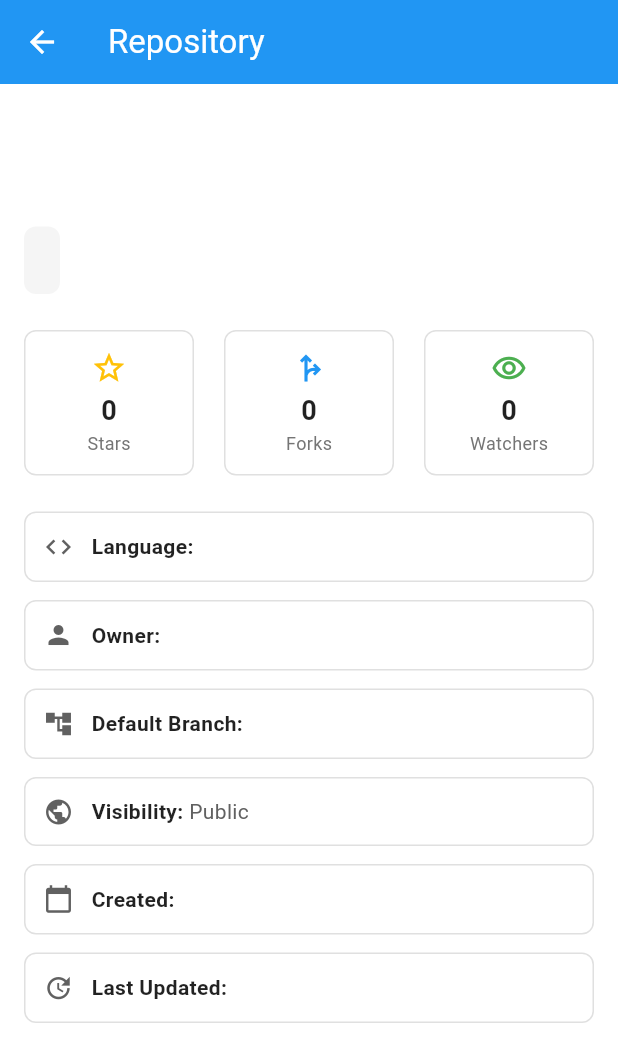
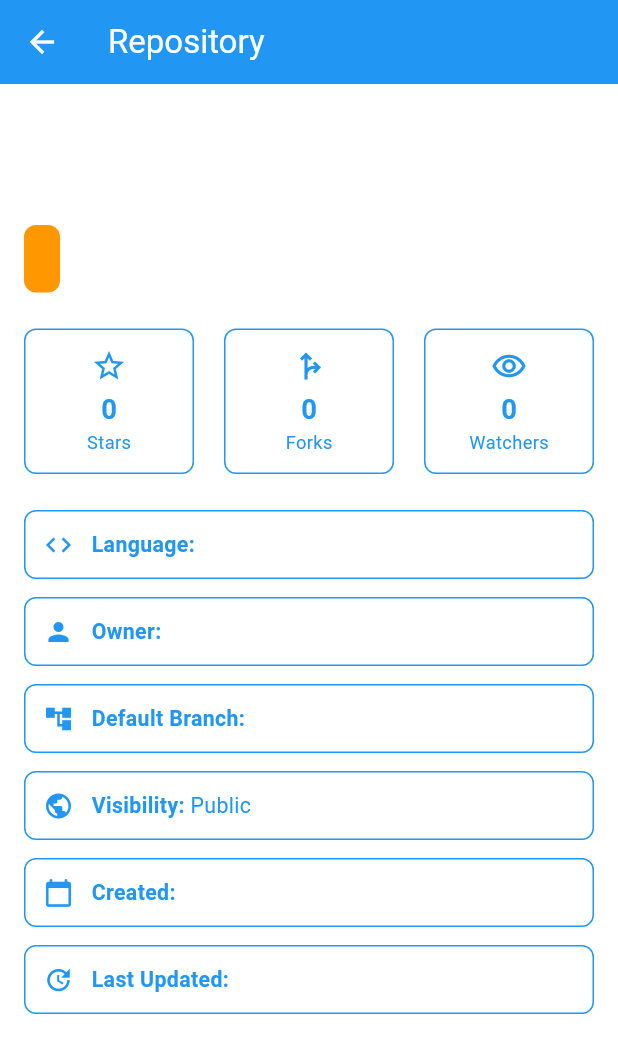
Before and after one commit to SIRAHIN/inilabs_task, a Flutter app: the RepoDetailsView screen opened directly with empty values, on a phone screen of 412 x 824 dp. Shown: the top 1062 px of the screen. Run offline on Flutter 3.47's test engine with Material 3 defaults, Android fonts, the light colour scheme and no system bars; our stand-ins replace connectivity_plus, dartz, dio, flutter_dotenv, flutter_screenutil, fluttertoast and 4 more; missing offline and left inert: awesome_dio_interceptor.

Commit message:
Minor Fix

```diff
--- a/lib/modules/views/repo_details_view/view/repo_details_view.dart
+++ b/lib/modules/views/repo_details_view/view/repo_details_view.dart
@@ -1,4 +1,5 @@
 import 'package:flutter/material.dart';
+import 'package:flutter_screenutil/flutter_screenutil.dart';
 import 'package:get/get.dart';
 import 'package:inilabs_task/models/repos_response/repos_response.dart';
 
@@ -10,10 +11,7 @@ class RepoDetailsView extends StatelessWidget {
     final repo = Get.arguments as ReposResponse;
 
     return Scaffold(
-      appBar: AppBar(
-        title: Text(repo.name ?? 'Repository'),
-        elevation: 0,
-      ),
+      appBar: AppBar(title: Text(repo.name ?? 'Repository', style: TextStyle(color: Theme.of(context).colorScheme.onPrimary)), elevation: 0),
       body: SingleChildScrollView(
         padding: const EdgeInsets.all(16),
         child: Column(
@@ -22,10 +20,7 @@ class RepoDetailsView extends StatelessWidget {
             // Repository Name
             Text(
               repo.name ?? '',
-              style: const TextStyle(
-                fontSize: 24,
-                fontWeight: FontWeight.bold,
-              ),
+              style: TextStyle(fontSize: 24.sp, fontWeight: FontWeight.bold, color: Theme.of(context).colorScheme.primary),
             ),
             const SizedBox(height: 8),
 
@@ -33,10 +28,7 @@ class RepoDetailsView extends StatelessWidget {
             if (repo.fullName != null)
               Text(
                 repo.fullName!,
-                style: TextStyle(
-                  fontSize: 14,
-                  color: Colors.grey[600],
-                ),
+                style: TextStyle(fontSize: 14.sp, color: Theme.of(context).colorScheme.primary),
               ),
             const SizedBox(height: 16),
 
@@ -45,7 +37,7 @@ class RepoDetailsView extends StatelessWidget {
               Container(
                 padding: const EdgeInsets.all(12),
                 decoration: BoxDecoration(
-                  color: Colors.grey[100],
+                  color: Colors.orange,
                   borderRadius: BorderRadius.circular(8),
                 ),
                 child: Text(
@@ -63,6 +55,7 @@ class RepoDetailsView extends StatelessWidget {
                   '${repo.stargazersCount ?? 0}',
                   'Stars',
                   Colors.amber,
+                  context,
                 ),
                 const SizedBox(width: 20),
                 _buildStatItem(
@@ -70,6 +63,7 @@ class RepoDetailsView extends StatelessWidget {
                   '${repo.forksCount ?? 0}',
                   'Forks',
                   Colors.blue,
+                  context,
                 ),
                 const SizedBox(width: 20),
                 _buildStatItem(
@@ -77,6 +71,7 @@ class RepoDetailsView extends StatelessWidget {
                   '${repo.watchersCount ?? 0}',
                   'Watchers',
                   Colors.green,
+                  context,
                 ),
               ],
             ),
@@ -84,18 +79,29 @@ class RepoDetailsView extends StatelessWidget {
 
             // Info Cards
             if (repo.language != null)
-              _buildInfoCard('Language', repo.language!, Icons.code),
+              _buildInfoCard('Language', repo.language!, Icons.code, context),
 
             if (repo.owner?.login != null)
-              _buildInfoCard('Owner', repo.owner!.login!, Icons.person),
+              _buildInfoCard(
+                'Owner',
+                repo.owner!.login!,
+                Icons.person,
+                context,
+              ),
 
             if (repo.defaultBranch != null)
-              _buildInfoCard('Default Branch', repo.defaultBranch!, Icons.account_tree),
+              _buildInfoCard(
+                'Default Branch',
+                repo.defaultBranch!,
+                Icons.account_tree,
+                context,
+              ),
 
             _buildInfoCard(
               'Visibility',
               repo.private == true ? 'Private' : 'Public',
               repo.private == true ? Icons.lock : Icons.public,
+              context,
             ),
 
             if (repo.createdAt != null)
@@ -103,6 +109,7 @@ class RepoDetailsView extends StatelessWidget {
                 'Created',
                 _formatDate(repo.createdAt!),
                 Icons.calendar_today,
+                context,
               ),
 
             if (repo.updatedAt != null)
@@ -110,41 +117,47 @@ class RepoDetailsView extends StatelessWidget {
                 'Last Updated',
                 _formatDate(repo.updatedAt!),
                 Icons.update,
+                context,
               ),
 
             const SizedBox(height: 16),
-
-
           ],
         ),
       ),
     );
   }
 
-  Widget _buildStatItem(IconData icon, String count, String label, Color color) {
+  Widget _buildStatItem(
+    IconData icon,
+    String count,
+    String label,
+    Color color,
+    BuildContext context,
+  ) {
     return Expanded(
       child: Container(
         padding: const EdgeInsets.all(12),
         decoration: BoxDecoration(
-          border: Border.all(color: Colors.grey[300]!),
+          border: Border.all(color: Theme.of(context).colorScheme.primary),
           borderRadius: BorderRadius.circular(8),
         ),
         child: Column(
           children: [
-            Icon(icon, color: color, size: 24),
+            Icon(icon, color: Theme.of(context).colorScheme.primary, size: 24),
             const SizedBox(height: 4),
             Text(
               count,
-              style: const TextStyle(
-                fontSize: 18,
+              style: TextStyle(
+                fontSize: 18.sp,
+                color: Theme.of(context).colorScheme.primary,
                 fontWeight: FontWeight.bold,
               ),
             ),
             Text(
               label,
               style: TextStyle(
-                fontSize: 12,
-                color: Colors.grey[600],
+                fontSize: 12.sp,
+                color: Theme.of(context).colorScheme.primary,
               ),
             ),
           ],
@@ -153,31 +166,37 @@ class RepoDetailsView extends StatelessWidget {
     );
   }
 
-  Widget _buildInfoCard(String label, String value, IconData icon) {
+  Widget _buildInfoCard(
+    String label,
+    String value,
+    IconData icon,
+    BuildContext context,
+  ) {
     return Container(
       margin: const EdgeInsets.only(bottom: 12),
       padding: const EdgeInsets.all(12),
       decoration: BoxDecoration(
-        border: Border.all(color: Colors.grey[300]!),
+        border: Border.all(color: Theme.of(context).colorScheme.primary),
         borderRadius: BorderRadius.circular(8),
       ),
       child: Row(
         children: [
-          Icon(icon, size: 20, color: Colors.grey[700]),
+          Icon(icon, size: 20, color: Theme.of(context).colorScheme.primary),
           const SizedBox(width: 12),
           Text(
             '$label: ',
-            style: const TextStyle(
+            style: TextStyle(
               fontWeight: FontWeight.w600,
-              fontSize: 14,
+              fontSize: 14.sp,
+              color: Theme.of(context).colorScheme.primary,
             ),
           ),
           Expanded(
             child: Text(
               value,
               style: TextStyle(
-                fontSize: 14,
-                color: Colors.grey[700],
+                fontSize: 14.sp,
+                color: Theme.of(context).colorScheme.primary,
               ),
             ),
           ),
@@ -186,12 +205,15 @@ class RepoDetailsView extends StatelessWidget {
     );
   }
 
-  Widget _buildChip(String label, IconData icon) {
+  Widget _buildChip(String label, IconData icon, BuildContext context) {
     return Chip(
       avatar: Icon(icon, size: 16),
       label: Text(label),
-      backgroundColor: Colors.blue[50],
-      labelStyle: const TextStyle(fontSize: 12),
+      backgroundColor: Theme.of(context).colorScheme.primary,
+      labelStyle: TextStyle(
+        fontSize: 12.sp,
+        color: Theme.of(context).colorScheme.primary,
+      ),
     );
   }
 
--- a/lib/modules/views/user_input_view/binding/user_input_binding.dart
+++ b/lib/modules/views/user_input_view/binding/user_input_binding.dart
@@ -5,6 +5,6 @@ class UserInputBinding extends Bindings {
   @override
   void dependencies() {
     // TODO: implement dependencies
-    Get.lazyPut(() => UserInputController(), fenix: true);
+    Get.lazyPut(() => UserInputController(), fenix: false);
   }
 }
--- a/lib/modules/views/user_input_view/controller/user_input_controller.dart
+++ b/lib/modules/views/user_input_view/controller/user_input_controller.dart
@@ -44,4 +44,11 @@ class UserInputController extends GetxController {
     return false;
   }
 }
+
+ @override
+  void dispose(){
+    super.dispose();
+    userNameInputCtr.clear();
+    userNameInputCtr.dispose();
+ }
 }
--- a/lib/modules/views/user_input_view/view/user_input_view.dart
+++ b/lib/modules/views/user_input_view/view/user_input_view.dart
@@ -71,6 +71,8 @@ class UserInputView extends GetView<UserInputController> {
                           final username = controller.userNameInputCtr.text
                               .trim();
 
+                          controller.userNameInputCtr.clear();
+
                           if (username.isEmpty) {
                             Get.snackbar(
                               'Error',
```
